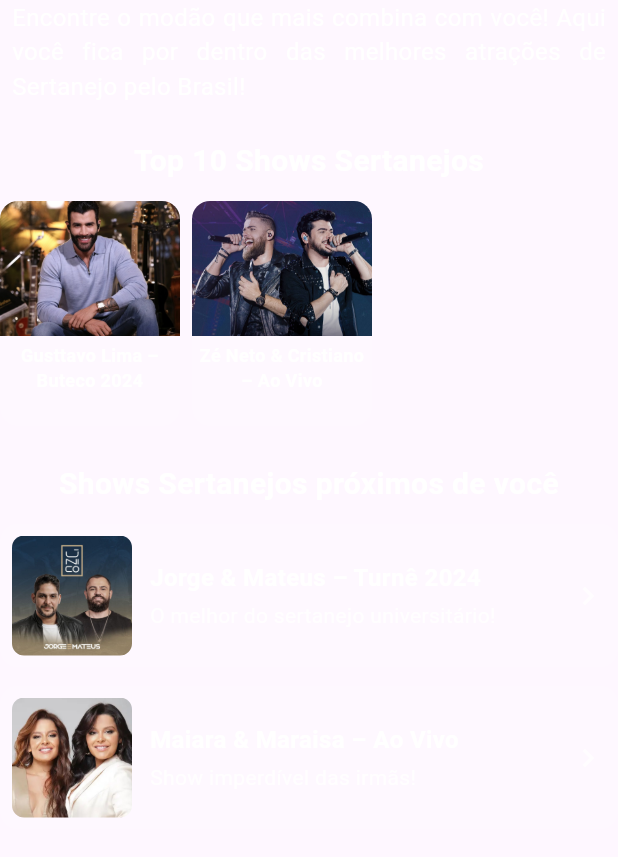
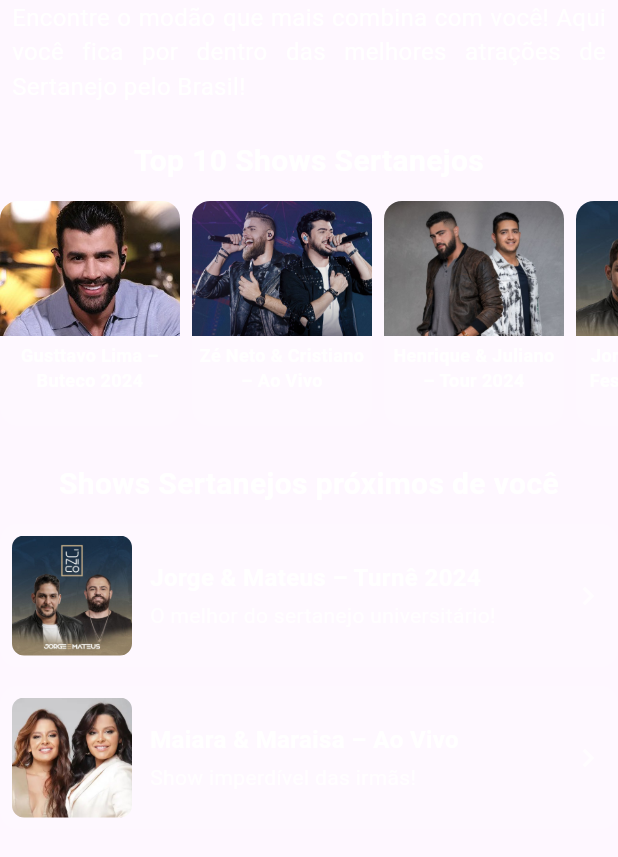
Before and after one commit to lfbpaiva/Cadastro-Muve, a Flutter app: the _SertanejoBody widget shown alone on an empty page, opened directly, on a phone screen of 412 x 824 dp. Shown: the top 857 px of the screen. Run offline on Flutter 3.47's test engine with Material 3 defaults, Android fonts, the light colour scheme and no system bars; our stand-ins replace animate_do.

Commit message:
feat: Atualização da tela sertanejo_screen.dart

```diff
--- a/lib/screens/events/events_data.dart
+++ b/lib/data/events_data.dart
@@ -4,11 +4,11 @@ final List<Map<String, String>> eventsData = [
     'image': 'assets/images/images_events_screen/imagine-dragons_image.jpg',
     'description':
         'Prepare-se para uma noite inesquecível com o Imagine Dragons! Energia contagiante, hits internacionais e um espetáculo de luzes e som para marcar sua memória.',
-    'dateTime': '15 de Outubro de 2024 – 21h00', // data + hora
-    'local': 'Palco Central – São Paulo/SP', // local
-    'normal': 'Normal: R\$ 150,00', // ingresso normal
-    'vip': 'VIP: R\$ 300,00', // ingresso VIP
-    'camarote': 'Camarote: R\$ 500,00', // ingresso Camarote
+    'dateTime': '15 de Outubro de 2024 – 21h00',
+    'local': 'Palco Central – São Paulo/SP',
+    'normal': 'Normal: R\$ 150,00',
+    'vip': 'VIP: R\$ 300,00',
+    'camarote': 'Camarote: R\$ 500,00',
   },
   {
     'title': 'Linkin Park',
--- /dev/null
+++ b/lib/data/sertanejo_events_data.dart
@@ -0,0 +1,137 @@
+final List<Map<String, String>> top10SertanejoShows = [
+  {
+    'title': 'Gusttavo Lima – Buteco 2024',
+    'image':
+        'assets/images/images_events_screen/images_events_sertanejo/gusttavo-lima_image.jpg',
+    'description': 'O maior Buteco do Brasil!',
+    'dateTime': '10/10/2024 - 21h',
+    'local': 'Curitiba/PR',
+    'normalPrice': 'R\$ 100,00',
+    'vipPrice': 'R\$ 200,00',
+    'camarotePrice': 'R\$ 400,00',
+  },
+  {
+    'title': 'Zé Neto & Cristiano – Ao Vivo',
+    'image':
+        'assets/images/images_events_screen/images_events_sertanejo/neto-cristiano_image.jpg',
+    'description': 'Grandes sucessos da dupla!',
+    'dateTime': '15/10/2024 - 20h',
+    'local': 'Guarulhos/SP',
+    'normalPrice': 'R\$ 70,00',
+    'vipPrice': 'R\$ 150,00',
+    'camarotePrice': 'R\$ 300,00',
+  },
+  {
+    'title': 'Henrique & Juliano – Tour 2024',
+    'image':
+        'assets/images/images_events_screen/images_events_sertanejo/henrique-juliano_image.jpg',
+    'description': 'Nova turnê com os hits do momento!',
+    'dateTime': '20/10/2024 - 21h',
+    'local': 'Porto Alegre/RS',
+    'normalPrice': 'R\$ 90,00',
+    'vipPrice': 'R\$ 180,00',
+    'camarotePrice': 'R\$ 350,00',
+  },
+  {
+    'title': 'Jorge & Mateus – Festival Sertanejo',
+    'image':
+        'assets/images/images_events_screen/images_events_sertanejo/jorge-mateus_image.jpg',
+    'description': 'Os clássicos da dupla mais querida!',
+    'dateTime': '25/10/2024 - 22h',
+    'local': 'Belo Horizonte/MG',
+    'normalPrice': 'R\$ 85,00',
+    'vipPrice': 'R\$ 160,00',
+    'camarotePrice': 'R\$ 320,00',
+  },
+  {
+    'title': 'Maiara & Maraisa – Turnê Nacional',
+    'image':
+        'assets/images/images_events_screen/images_events_sertanejo/maiara-maraisa_image.jpg',
+    'description': 'As irmãs ao vivo em novo show!',
+    'dateTime': '30/10/2024 - 20h',
+    'local': 'Florianópolis/SC',
+    'normalPrice': 'R\$ 65,00',
+    'vipPrice': 'R\$ 140,00',
+    'camarotePrice': 'R\$ 280,00',
+  },
+  {
+    'title': 'Luan Santana – Viva 2024',
+    'image':
+        'assets/images/images_events_screen/images_events_sertanejo/luan-santana_image.jpg',
+    'description': 'Show inédito com produção grandiosa!',
+    'dateTime': '05/11/2024 - 20h',
+    'local': 'Salvador/BA',
+    'normalPrice': 'R\$ 120,00',
+    'vipPrice': 'R\$ 220,00',
+    'camarotePrice': 'R\$ 400,00',
+  },
+  {
+    'title': 'Fernando & Sorocaba – Ao Vivo',
+    'image':
+        'assets/images/images_events_screen/images_events_sertanejo/fernando-sorocaba_image.jpg',
+    'description': 'O sertanejo raiz e universitário juntos!',
+    'dateTime': '10/11/2024 - 21h',
+    'local': 'Recife/PE',
+    'normalPrice': 'R\$ 80,00',
+    'vipPrice': 'R\$ 150,00',
+    'camarotePrice': 'R\$ 300,00',
+  },
+  {
+    'title': 'Matheus & Kauan – Turnê',
+    'image':
+        'assets/images/images_events_screen/images_events_sertanejo/matheus-kauan_image.jpg',
+    'description': 'Nova turnê dos irmãos!',
+    'dateTime': '15/11/2024 - 19h',
+    'local': 'Fortaleza/CE',
+    'normalPrice': 'R\$ 75,00',
+    'vipPrice': 'R\$ 160,00',
+    'camarotePrice': 'R\$ 320,00',
+  },
+  {
+    'title': 'Simone Mendes – Ao Vivo',
+    'image':
+        'assets/images/images_events_screen/images_events_sertanejo/simone-mendes_image.jpg',
+    'description': 'A nova fase solo da cantora!',
+    'dateTime': '20/11/2024 - 21h',
+    'local': 'Rio de Janeiro/RJ',
+    'normalPrice': 'R\$ 95,00',
+    'vipPrice': 'R\$ 180,00',
+    'camarotePrice': 'R\$ 350,00',
+  },
+  {
+    'title': 'Hugo & Guilherme – Show Especial',
+    'image':
+        'assets/images/images_events_screen/images_events_sertanejo/hugo-guilherme_image.png',
+    'description': 'Show especial com participações!',
+    'dateTime': '25/11/2024 - 20h',
+    'local': 'Campo Grande/MS',
+    'normalPrice': 'R\$ 70,00',
+    'vipPrice': 'R\$ 150,00',
+    'camarotePrice': 'R\$ 300,00',
+  },
+];
+
+final List<Map<String, String>> proximosSertanejoShows = [
+  {
+    'title': 'Jorge & Mateus – Turnê 2024',
+    'image':
+        'assets/images/images_events_screen/images_events_sertanejo/jorge-mateus_image.jpg',
+    'description': 'O melhor do sertanejo universitário!',
+    'dateTime': '24/09/2024 - 21h',
+    'local': 'Parque Internacional de Exposições de Maringá - Maringá-PR',
+    'normalPrice': 'R\$ 80,00',
+    'vipPrice': 'R\$ 150,00',
+    'camarotePrice': 'R\$ 300,00',
+  },
+  {
+    'title': 'Maiara & Maraisa – Ao Vivo',
+    'image':
+        'assets/images/images_events_screen/images_events_sertanejo/maiara-maraisa_image.jpg',
+    'description': 'Show imperdível das irmãs!',
+    'dateTime': '01/10/2024 - 20h',
+    'local': 'Expovel - Cascavel/PR',
+    'normalPrice': 'R\$ 60,00',
+    'vipPrice': 'R\$ 120,00',
+    'camarotePrice': 'R\$ 250,00',
+  },
+];
--- a/lib/screens/events/events_screen.dart
+++ b/lib/screens/events/events_screen.dart
@@ -3,7 +3,7 @@ import 'package:animate_do/animate_do.dart';
 import 'package:muve/theme/app_theme.dart' as theme;
 import '../../routes.dart';
 import 'package:muve/screens/events/card_events.dart';
-import 'package:muve/screens/events/events_data.dart';
+import 'package:muve/data/events_data.dart';
 
 class EventsScreen extends StatelessWidget {
   const EventsScreen({super.key});
--- a/lib/screens/events/sertanejo_screen.dart
+++ b/lib/screens/events/sertanejo_screen.dart
@@ -1,5 +1,6 @@
 import 'package:flutter/material.dart';
 import 'package:muve/screens/events/card_events.dart';
+import 'package:muve/data/sertanejo_events_data.dart';
 import 'package:muve/theme/app_theme.dart' as theme;
 import '../../routes.dart';
 
@@ -82,52 +83,8 @@ class _SertanejoBody extends StatelessWidget {
 
   @override
   Widget build(BuildContext context) {
-    final top10Shows = [
-      {
-        'title': 'Gusttavo Lima – Buteco 2024',
-        'image': 'assets/images/images_events_screen/gusttavo-lima_image.jpg',
-        'description': 'O maior Buteco do Brasil!',
-        'dateTime': '10/10/2024 - 21h',
-        'local': 'Curitiba/PR',
-        'normalPrice': 'R\$ 100,00',
-        'vipPrice': 'R\$ 200,00',
-        'camarotePrice': 'R\$ 400,00',
-      },
-      {
-        'title': 'Zé Neto & Cristiano – Ao Vivo',
-        'image': 'assets/images/images_events_screen/neto-cristiano_image.jpg',
-        'description': 'Grandes sucessos da dupla!',
-        'dateTime': '15/10/2024 - 20h',
-        'local': 'Guarulhos/SP',
-        'normalPrice': 'R\$ 70,00',
-        'vipPrice': 'R\$ 150,00',
-        'camarotePrice': 'R\$ 300,00',
-      },
-      // …adicione mais 8 shows aqui
-    ];
-
-    final showsProximos = [
-      {
-        'title': 'Jorge & Mateus – Turnê 2024',
-        'image': 'assets/images/images_events_screen/jorge-mateus_image.jpg',
-        'description': 'O melhor do sertanejo universitário!',
-        'dateTime': '24/09/2024 - 21h',
-        'local': 'Parque Internacional de Exposições de Maringá - Maringá-PR',
-        'normalPrice': 'R\$ 80,00',
-        'vipPrice': 'R\$ 150,00',
-        'camarotePrice': 'R\$ 300,00',
-      },
-      {
-        'title': 'Maiara & Maraisa – Ao Vivo',
-        'image': 'assets/images/images_events_screen/maiara-maraisa_image.jpg',
-        'description': 'Show imperdível das irmãs!',
-        'dateTime': '01/10/2024 - 20h',
-        'local': 'Expovel - Cascavel/PR',
-        'normalPrice': 'R\$ 60,00',
-        'vipPrice': 'R\$ 120,00',
-        'camarotePrice': 'R\$ 250,00',
-      },
-    ];
+    final top10Shows = top10SertanejoShows;
+    final showsProximos = proximosSertanejoShows;
 
     return Column(
       crossAxisAlignment: CrossAxisAlignment.start,
--- a/pubspec.yaml
+++ b/pubspec.yaml
@@ -25,6 +25,7 @@ flutter:
   assets:
     - assets/images/muvelogo.png
     - assets/images/images_events_screen/
+    - assets/images/images_events_screen/images_events_sertanejo/
 
     # Você pode adicionar outras imagens depois
     # - assets/images/outra_imagem.png
```
Also changed, not shown: assets/images/images_events_screen/gusttavo-lima_image.jpg (deleted), assets/images/images_events_screen/images_events_sertanejo/fernando-sorocaba_image.jpg (added), assets/images/images_events_screen/images_events_sertanejo/gusttavo-lima_image.jpg (added), assets/images/images_events_screen/images_events_sertanejo/henrique-juliano_image.jpg (added), assets/images/images_events_screen/images_events_sertanejo/hugo-guilherme_image.png (added), assets/images/images_events_screen/images_events_sertanejo/jorge-mateus_image.jpg (renamed from assets/images/images_events_screen/jorge-mateus_image.jpg), assets/images/images_events_screen/images_events_sertanejo/luan-santana_image.jpg (added), assets/images/images_events_screen/images_events_sertanejo/maiara-maraisa_image.jpg (renamed from assets/images/images_events_screen/maiara-maraisa_image.jpg), assets/images/images_events_screen/images_events_sertanejo/matheus-kauan_image.jpg (added), assets/images/images_events_screen/images_events_sertanejo/neto-cristiano_image.jpg (renamed from assets/images/images_events_screen/neto-cristiano_image.jpg), assets/images/images_events_screen/images_events_sertanejo/simone-mendes_image.jpg (added), pubspec.lock.
